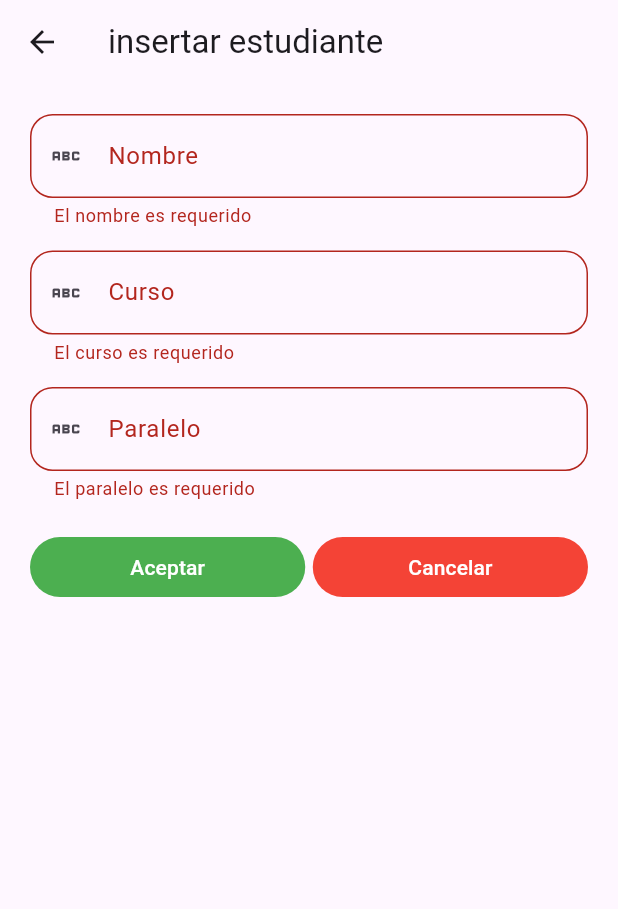
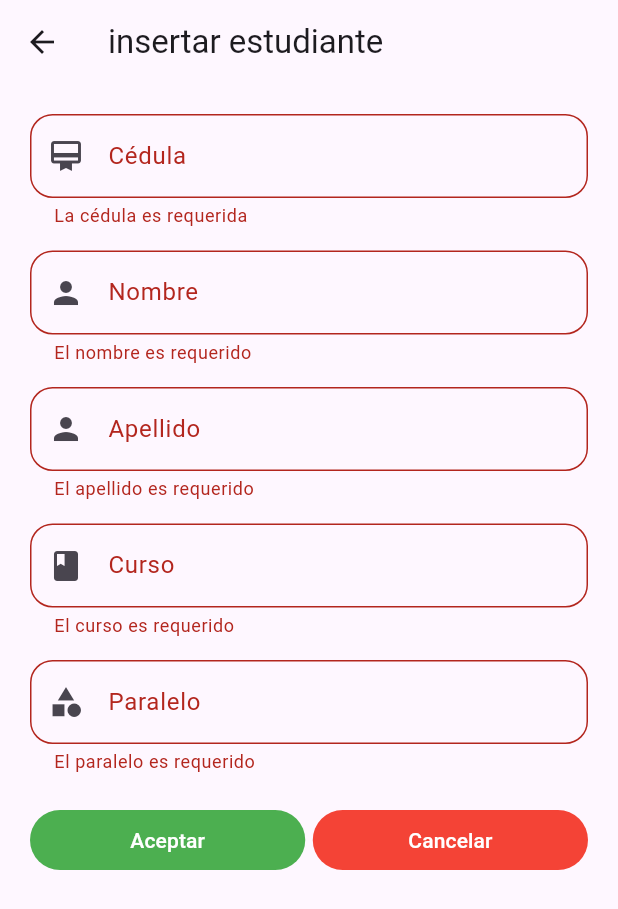
Before and after one commit to ADNC0/grupal, a Flutter app: the EstudianteFormScreen screen opened by its route, after a tap on "Aceptar", on a phone screen of 412 x 824 dp. Shown: the top 909 px of the screen. Run offline on Flutter 3.47's test engine with Material 3 defaults, Android fonts, the phone set to English and light mode, and no system bars; our stand-ins replace sqflite; accounts and stored records are empty.

```diff
--- a/lib/models/estudiante_models.dart
+++ b/lib/models/estudiante_models.dart
@@ -1,13 +1,17 @@
 class EstudianteModels {
   int? id_estudiante;
+  String cedula;
   String nombre;
+  String apellido;
   String curso;
   String paralelo;
 
   // Constructor
   EstudianteModels({
     this.id_estudiante,
+    required this.cedula,
     required this.nombre,
+    required this.apellido,
     required this.curso,
     required this.paralelo,
   });
@@ -16,7 +20,9 @@ class EstudianteModels {
   factory EstudianteModels.fromMap(Map<String, dynamic> data) {
     return EstudianteModels(
       id_estudiante: data["id_estudiante"],
+      cedula: data["cedula"],
       nombre: data["nombre"],
+      apellido: data["apellido"],
       curso: data["curso"],
       paralelo: data["paralelo"],
     );
@@ -26,7 +32,9 @@ class EstudianteModels {
   Map<String, dynamic> toMap() {
     return {
       "id_estudiante": id_estudiante,
+      "cedula": cedula,
       "nombre": nombre,
+      "apellido": apellido,
       "curso": curso,
       "paralelo": paralelo,
     };
--- a/lib/screens/estudiante/estudiante_form_screen.dart
+++ b/lib/screens/estudiante/estudiante_form_screen.dart
@@ -12,7 +12,9 @@ class EstudianteFormScreen extends StatefulWidget {
 
 class _EstudianteFormScreenState extends State<EstudianteFormScreen> {
   final formEstudiante = GlobalKey<FormState>();
+  final cedulaController = TextEditingController();
   final nombreController = TextEditingController();
+  final apellidoController = TextEditingController();
   final cursoController = TextEditingController();
   final paraleloController = TextEditingController();
   EstudianteModels? estudiante;
@@ -23,7 +25,9 @@ class _EstudianteFormScreenState extends State<EstudianteFormScreen> {
     final args = ModalRoute.of(context)!.settings.arguments;
     if (args != null) {
       estudiante = args as EstudianteModels;
+      cedulaController.text = estudiante!.cedula;
       nombreController.text = estudiante!.nombre;
+      apellidoController.text = estudiante!.apellido;
       cursoController.text = estudiante!.curso;
       paraleloController.text = estudiante!.paralelo;
     }
@@ -44,6 +48,24 @@ class _EstudianteFormScreenState extends State<EstudianteFormScreen> {
           child: Column(
             children: [
               TextFormField(
+                controller: cedulaController,
+                validator: (v) {
+                  if (v == null || v.isEmpty) {
+                    return 'La cédula es requerida';
+                  }
+                  return null;
+                },
+                decoration: InputDecoration(
+                  labelText: "Cédula",
+                  hintText: "Ingrese la cédula del estudiante",
+                  prefixIcon: Icon(Icons.card_membership),
+                  border: OutlineInputBorder(
+                    borderRadius: BorderRadius.circular(15),
+                  ),
+                ),
+              ),
+              SizedBox(height: 15),
+              TextFormField(
                 controller: nombreController,
                 validator: (v) {
                   if (v == null || v.isEmpty) {
@@ -54,7 +76,25 @@ class _EstudianteFormScreenState extends State<EstudianteFormScreen> {
                 decoration: InputDecoration(
                   labelText: "Nombre",
                   hintText: "Ingrese el nombre del estudiante",
-                  prefixIcon: Icon(Icons.abc),
+                  prefixIcon: Icon(Icons.person),
+                  border: OutlineInputBorder(
+                    borderRadius: BorderRadius.circular(15),
+                  ),
+                ),
+              ),
+              SizedBox(height: 15),
+              TextFormField(
+                controller: apellidoController,
+                validator: (v) {
+                  if (v == null || v.isEmpty) {
+                    return 'El apellido es requerido';
+                  }
+                  return null;
+                },
+                decoration: InputDecoration(
+                  labelText: "Apellido",
+                  hintText: "Ingrese el apellido del estudiante",
+                  prefixIcon: Icon(Icons.person),
                   border: OutlineInputBorder(
                     borderRadius: BorderRadius.circular(15),
                   ),
@@ -72,7 +112,7 @@ class _EstudianteFormScreenState extends State<EstudianteFormScreen> {
                 decoration: InputDecoration(
                   labelText: "Curso",
                   hintText: "Ingrese el nombre del curso",
-                  prefixIcon: Icon(Icons.abc),
+                  prefixIcon: Icon(Icons.book),
                   border: OutlineInputBorder(
                     borderRadius: BorderRadius.circular(15),
                   ),
@@ -90,7 +130,7 @@ class _EstudianteFormScreenState extends State<EstudianteFormScreen> {
                 decoration: InputDecoration(
                   labelText: "Paralelo",
                   hintText: "Ingrese el paralelo del estudiante",
-                  prefixIcon: Icon(Icons.abc),
+                  prefixIcon: Icon(Icons.category),
                   border: OutlineInputBorder(
                     borderRadius: BorderRadius.circular(15),
                   ),
@@ -106,7 +146,9 @@ class _EstudianteFormScreenState extends State<EstudianteFormScreen> {
                           final repo = EstudianteRepository();
 
                           final estudianteForm = EstudianteModels(
+                            cedula: cedulaController.text,
                             nombre: nombreController.text,
+                            apellido: apellidoController.text,
                             curso: cursoController.text,
                             paralelo: paraleloController.text,
                           );
--- a/lib/screens/home_screen.dart
+++ b/lib/screens/home_screen.dart
@@ -135,7 +135,8 @@ class HomeScreen extends StatelessWidget {
             children: [
               Text("Desarrollo de una app para las multas del curso"),
               SizedBox(height: 5),
-              Text("Evitando errores humanos"),
+              Text("Las multas se gestionan a partir del estudiante seleccionado,"),
+              Text("y se muestran mediante un filtrado de registros asociados a dicho estudiante."),
               SizedBox(height: 5),
               Text("Desarrollado por: Abraham Nacimba"),
             ],
--- a/lib/settings/database_connection.dart
+++ b/lib/settings/database_connection.dart
@@ -34,7 +34,9 @@ class DatabaseConnection {
         await db.execute('''
           CREATE TABLE estudiante (
             id_estudiante INTEGER PRIMARY KEY AUTOINCREMENT,
+            cedula TEXT,
             nombre TEXT,
+            apellido TEXT,
             curso TEXT,
             paralelo TEXT
           )
```
Also changed, not shown: lib/screens/multa/multa_form_screen.dart (+20 -5 lines), lib/screens/multa/multa_screen.dart (+31 -23 lines).
